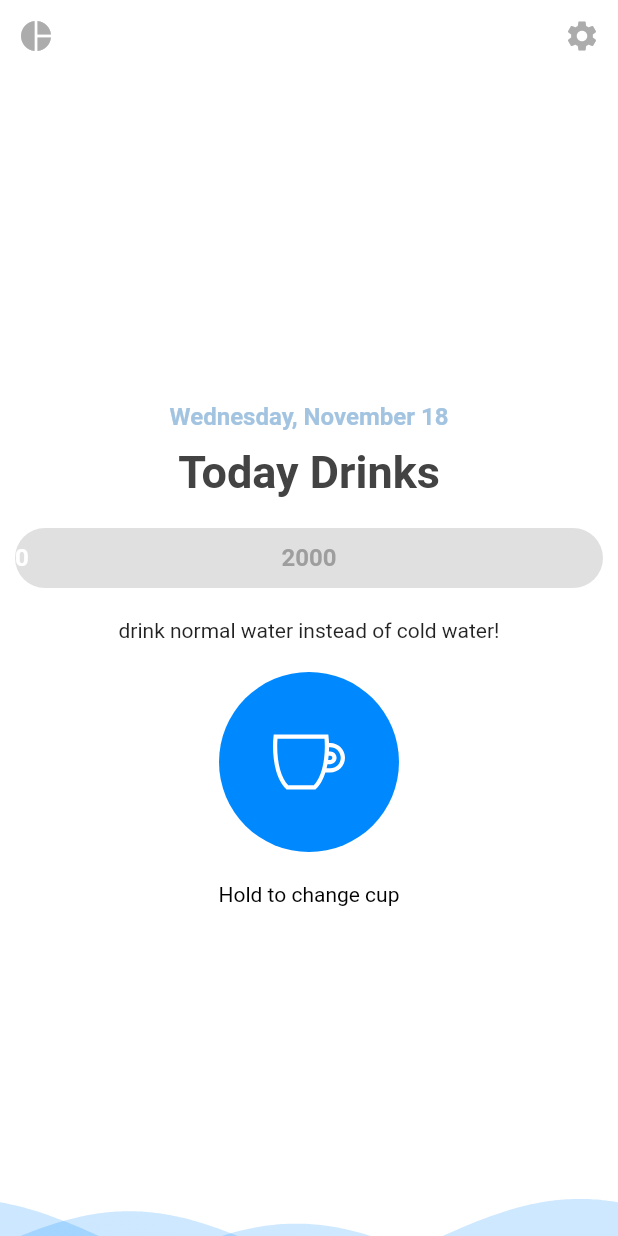
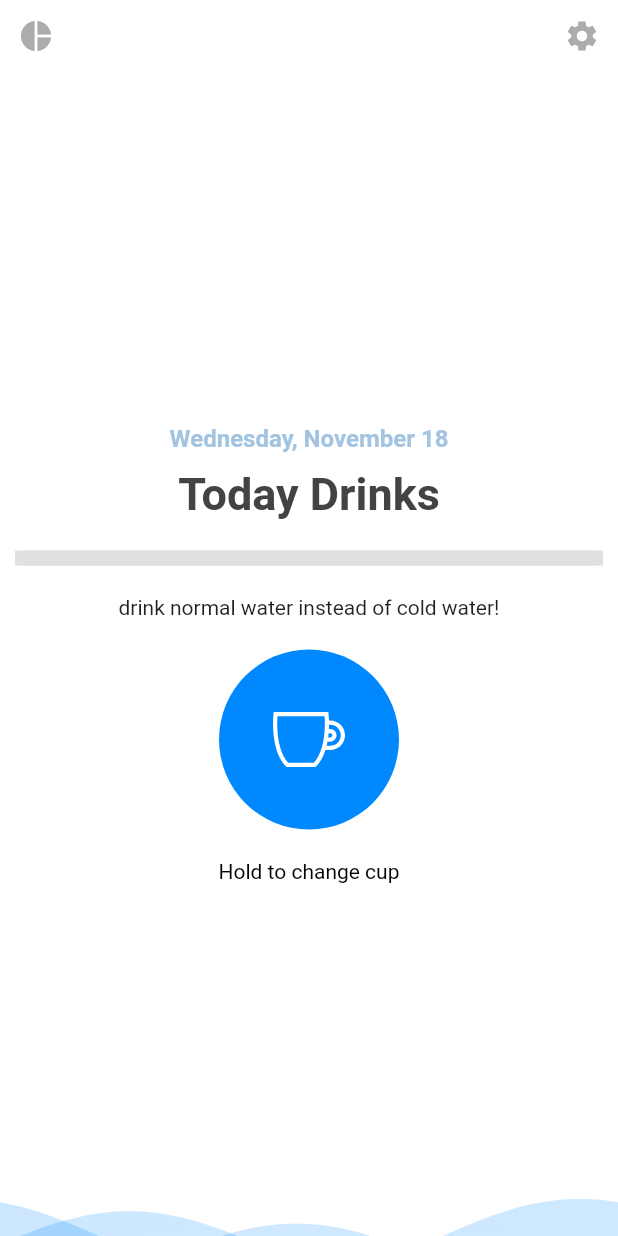
Before and after one commit to ihamedm/hydration, a Flutter app: the screen it shows after launch, on a phone screen of 412 x 824 dp. Run offline on Flutter 3.47's test engine with Material 2 defaults, Android fonts, the phone set to English and light mode, and no system bars; drawn by our look-alikes of wave; our stand-ins replace flutter_svg, hive, hive_flutter; accounts and stored records are empty; generated files the repository leaves out were written again.

Commit message:
add drink points to indicator

```diff
--- a/lib/constants.dart
+++ b/lib/constants.dart
@@ -24,3 +24,4 @@ const List cups = [
 ];
 const DefaultCupSize = 100;
 const DefaultCupIcon = "cup.svg";
+const DefaultToDrink = 6000;
--- a/lib/main.dart
+++ b/lib/main.dart
@@ -3,7 +3,6 @@ import 'package:hive/hive.dart';
 import 'package:hive_flutter/hive_flutter.dart';
 import 'package:water_reminder/constants.dart';
 import 'package:water_reminder/screens/dayReport/Day.dart';
-import 'package:water_reminder/screens/dayReport/DayReport.dart';
 import 'package:water_reminder/screens/generals/errorFullScreen.dart';
 import 'package:water_reminder/screens/generals/loadingFullScreen.dart';
 import 'package:water_reminder/screens/home/Home.dart';
--- a/lib/screens/home/Home.dart
+++ b/lib/screens/home/Home.dart
@@ -8,7 +8,7 @@ import 'package:water_reminder/screens/dayReport/Day.dart';
 import 'package:water_reminder/screens/dayReport/DayReport.dart';
 import 'package:water_reminder/constants.dart';
 import 'package:water_reminder/screens/home/components/cup_items_list.dart';
-import 'package:water_reminder/screens/home/components/water_progress_indicator.dart';
+import 'package:water_reminder/screens/home/components/water_progress_indicator2.dart';
 import 'package:water_reminder/screens/home/components/wave_background.dart';
 
 class Home extends StatefulWidget {
@@ -45,7 +45,7 @@ class _HomeState extends State<Home> {
 
     return Stack(
       children: [
-        WaveBackground(drinked: drinked),
+        WaveBackground(),
         SafeArea(
           child: Scaffold(
             backgroundColor: Colors.transparent,
@@ -84,7 +84,10 @@ class _HomeState extends State<Home> {
                           MaterialPageRoute(builder: (context) => DayReport())
                       );
                     },
-                    child: WaterProgressIndicator(drinked: drinked,)
+                    child: Container(
+                      color: Colors.grey[300],
+                      child: WaterProgressIndicator()
+                    )
                   ),
                 ),
                 Padding(
@@ -134,7 +137,8 @@ class _HomeState extends State<Home> {
                       style: TextStyle(fontSize: 14, color: Colors.black),
                     ),
                   ),
-                )
+                ),
+
               ],
             ),
           ),
--- a/lib/screens/home/components/water_progress_indicator.dart
+++ b/lib/screens/home/components/water_progress_indicator.dart
@@ -1,14 +1,11 @@
 import 'package:flutter/material.dart';
+import 'package:hive/hive.dart';
 import 'package:water_reminder/constants.dart';
+import 'package:water_reminder/screens/dayReport/Day.dart';
 
 class WaterProgressIndicator extends StatefulWidget {
-  final int toDrink;
-  final int drinked;
-
   const WaterProgressIndicator({
     Key key,
-    @required this.drinked,
-    this.toDrink = 2000,
   }) : super(key: key);
 
   @override
@@ -16,9 +13,14 @@ class WaterProgressIndicator extends StatefulWidget {
 }
 
 class _WaterProgressIndicatorState extends State<WaterProgressIndicator> with TickerProviderStateMixin {
+  Box settings = Hive.box(settingsBoxName);
+  Box<Record> records = Hive.box<Record>(recordsBoxName);
   @override
   Widget build(BuildContext context) {
     final screenSize = MediaQuery.of(context).size;
+    var toDrink = settings.get('to_drink', defaultValue: DefaultToDrink);
+    var drinked = settings.get('drinked', defaultValue: 0);
+
     return Container(
       width: screenSize.width,
       height: 40,
@@ -28,18 +30,18 @@ class _WaterProgressIndicatorState extends State<WaterProgressIndicator> with Ti
           AnimatedContainer(
             alignment: Alignment.center,
             duration: Duration(milliseconds: 200),
-            width: (widget.drinked / widget.toDrink) * screenSize.width,
+            width: (drinked / toDrink) * screenSize.width,
             height: 40,
             curve: Curves.bounceInOut,
             decoration: BoxDecoration(borderRadius: BorderRadius.circular(200), color: PrimaryColor),
             child: Text(
-              "${widget.drinked.toInt()}",
+              "${drinked.toInt()}",
               style: Theme.of(context).textTheme.headline6.copyWith(color: Colors.white),
             ),
           ),
           Expanded(
               child: Text(
-                (widget.toDrink - widget.drinked).toInt().toString(),
+                (toDrink - drinked).toInt().toString(),
                 style: Theme.of(context).textTheme.headline6.copyWith(color: Colors.grey),
                 textAlign: TextAlign.center,
                 overflow: TextOverflow.fade,
@@ -49,5 +51,6 @@ class _WaterProgressIndicatorState extends State<WaterProgressIndicator> with Ti
         ],
       ),
     );
+
   }
 }
--- /dev/null
+++ b/lib/screens/home/components/water_progress_indicator2.dart
@@ -0,0 +1,82 @@
+import 'package:flutter/material.dart';
+import 'package:hive/hive.dart';
+import 'package:hive_flutter/hive_flutter.dart';
+import 'package:water_reminder/constants.dart';
+import 'package:water_reminder/screens/dayReport/Day.dart';
+
+class WaterProgressIndicator extends StatefulWidget {
+  const WaterProgressIndicator({
+    Key key,
+  }) : super(key: key);
+
+  @override
+  _WaterProgressIndicatorState createState() => _WaterProgressIndicatorState();
+}
+
+class _WaterProgressIndicatorState extends State<WaterProgressIndicator> with TickerProviderStateMixin {
+  Box settings = Hive.box(settingsBoxName);
+  Box<Record> records = Hive.box<Record>(recordsBoxName);
+  int toDrink;
+  int drinked;
+  final double indicatorHeight = 10;
+  @override
+  void initState() {
+   toDrink = settings.get('to_drink', defaultValue: DefaultToDrink);
+   drinked = settings.get('drinked', defaultValue: 0);
+
+   super.initState();
+  }
+
+  @override
+  Widget build(BuildContext context) {
+
+    return ValueListenableBuilder(
+        valueListenable: records.listenable(),
+        builder: _builderWithBox
+    );
+  }
+
+  Widget _builderWithBox(BuildContext context, Box records, Widget child){
+    var screenSize = MediaQuery.of(context).size;
+    var drinked = 0;
+    List<Widget> children = [];
+    for(var i = 0; i < records.length; i++){
+      Record record = records.getAt(i);
+      drinked += record.cup;
+      if(i < records.length - 1)
+      children.add(
+        Positioned(
+          left: ((drinked / toDrink) * screenSize.width) - 1,
+          child: Container(
+            width: 1,
+            height: indicatorHeight,
+            decoration: BoxDecoration(color: Colors.white.withOpacity(0.8))
+          ),
+        )
+      );
+    }
+
+    return Container(
+      width: screenSize.width,
+      height: indicatorHeight,
+      decoration: BoxDecoration(
+          borderRadius: BorderRadius.circular(100),
+          color: Colors.grey[300],
+      ),
+      child: Row(
+        children: [
+          AnimatedContainer(
+            alignment: Alignment.center,
+            duration: Duration(milliseconds: 1000),
+            width: (drinked / toDrink) * screenSize.width,
+            height: indicatorHeight,
+            curve: Curves.easeOut,
+            decoration: BoxDecoration(borderRadius: BorderRadius.only(topLeft: Radius.circular(200), bottomLeft: Radius.circular(200)), color: PrimaryColor),
+            child: Stack(children: children,),
+          ),
+        ],
+      ),
+    );
+  }
+
+}
--- a/lib/screens/home/components/wave_background.dart
+++ b/lib/screens/home/components/wave_background.dart
@@ -1,28 +1,30 @@
 import 'package:flutter/material.dart';
+import 'package:hive/hive.dart';
 import 'package:water_reminder/constants.dart';
 import 'package:wave/config.dart';
 import 'package:wave/wave.dart';
 
 class WaveBackground extends StatefulWidget {
-  final int toDrink;
-  final int drinked;
-
   const WaveBackground({
     Key key,
-    @required this.drinked,
-    this.toDrink = 2000
   }) : super(key: key);
   @override
   _WaveBackgroundState createState() => _WaveBackgroundState();
 }
 
 class _WaveBackgroundState extends State<WaveBackground> with TickerProviderStateMixin{
+  Box settings = Hive.box(settingsBoxName);
 
-
+  @override
+  void initState() {
+    super.initState();
+  }
 
   @override
   Widget build(BuildContext context) {
-    final percentage = (widget.toDrink - widget.drinked ) / widget.toDrink;
+    var toDrink = settings.get('to_drink', defaultValue: DefaultToDrink);
+    var drinked = settings.get('drinked', defaultValue: 0);
+    var percentage = (toDrink - drinked ) / toDrink;
     return WaveWidget(
       config: CustomConfig(
         gradients: [
```
